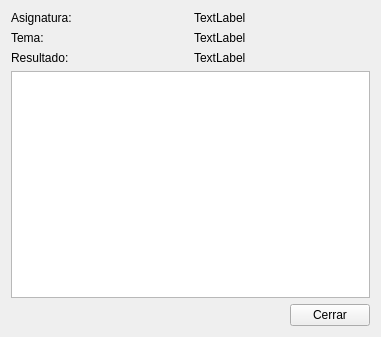
Old version of the form resultadosform.ui in the repository EonSoulCout/Askme.
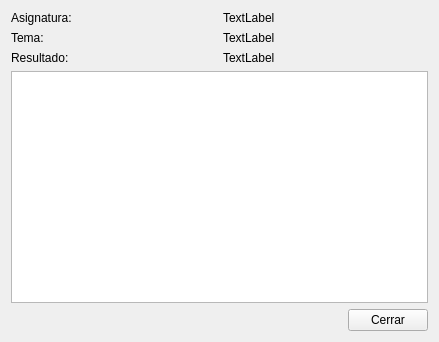
New version of the form.

```diff
--- a/resultadosform.ui
+++ b/resultadosform.ui
@@ -6,8 +6,8 @@
    <rect>
     <x>0</x>
     <y>0</y>
-    <width>381</width>
-    <height>337</height>
+    <width>439</width>
+    <height>342</height>
    </rect>
   </property>
   <property name="windowTitle">
@@ -19,7 +19,7 @@
      <item>
       <layout class="QVBoxLayout" name="verticalLayout">
        <item>
-        <layout class="QHBoxLayout" name="horizontalLayout_4">
+        <layout class="QHBoxLayout" name="horizontalLayout">
          <item>
           <widget class="QLabel" name="label">
            <property name="text">
@@ -37,7 +37,7 @@
         </layout>
        </item>
        <item>
-        <layout class="QHBoxLayout" name="horizontalLayout_3">
+        <layout class="QHBoxLayout" name="horizontalLayout_2">
          <item>
           <widget class="QLabel" name="label_3">
            <property name="text">
@@ -55,9 +55,9 @@
         </layout>
        </item>
        <item>
-        <layout class="QHBoxLayout" name="horizontalLayout">
+        <layout class="QHBoxLayout" name="horizontalLayout_3">
          <item>
-          <widget class="QLabel" name="label_7">
+          <widget class="QLabel" name="label_5">
            <property name="text">
             <string>Resultado:</string>
            </property>
@@ -78,7 +78,7 @@
       <widget class="QTableWidget" name="tblResultados"/>
      </item>
      <item>
-      <layout class="QHBoxLayout" name="horizontalLayout_5">
+      <layout class="QHBoxLayout" name="horizontalLayout_4">
        <item>
         <spacer name="horizontalSpacer">
          <property name="orientation">
@@ -86,14 +86,14 @@
          </property>
          <property name="sizeHint" stdset="0">
           <size>
-           <width>268</width>
+           <width>298</width>
            <height>20</height>
           </size>
          </property>
         </spacer>
        </item>
        <item>
-        <widget class="QPushButton" name="pushButton">
+        <widget class="QPushButton" name="btnCerrar">
          <property name="text">
           <string>Cerrar</string>
          </property>
```
